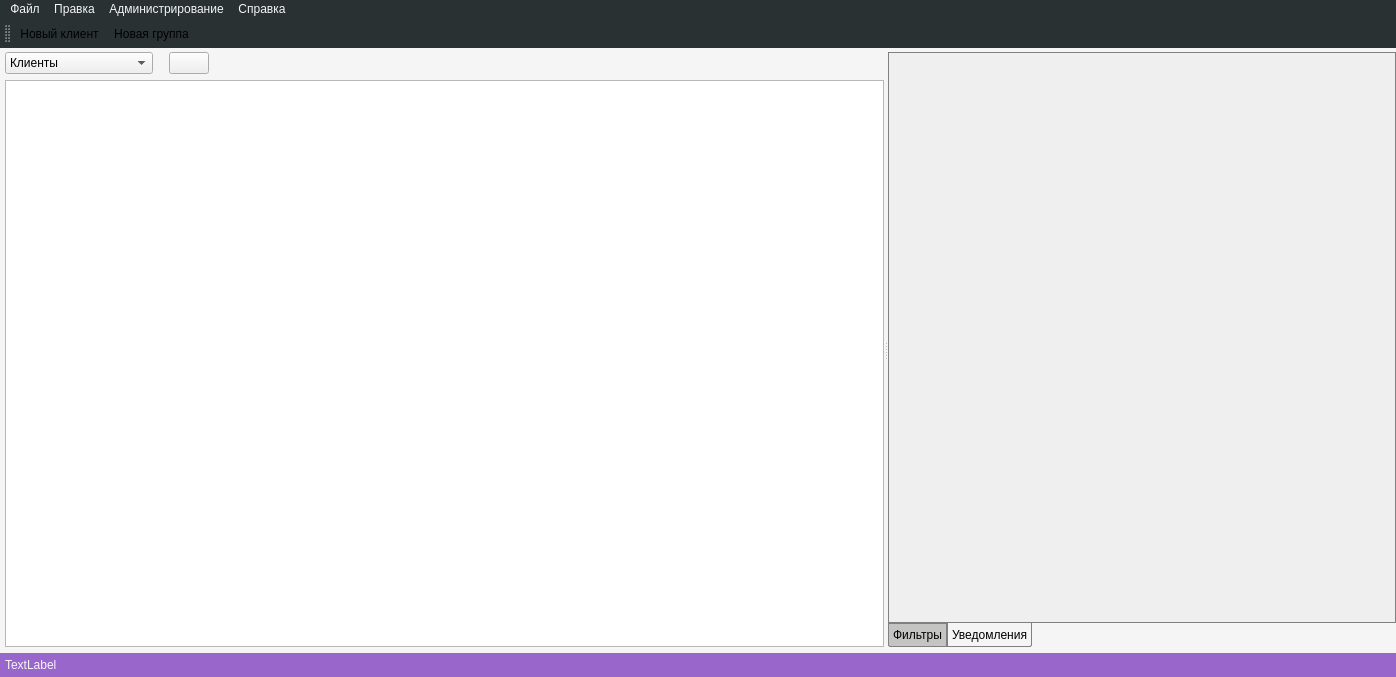
Above: ui/IESAAWindow.ui from lelezard7/IESAA before the change. Below: the same form after it.
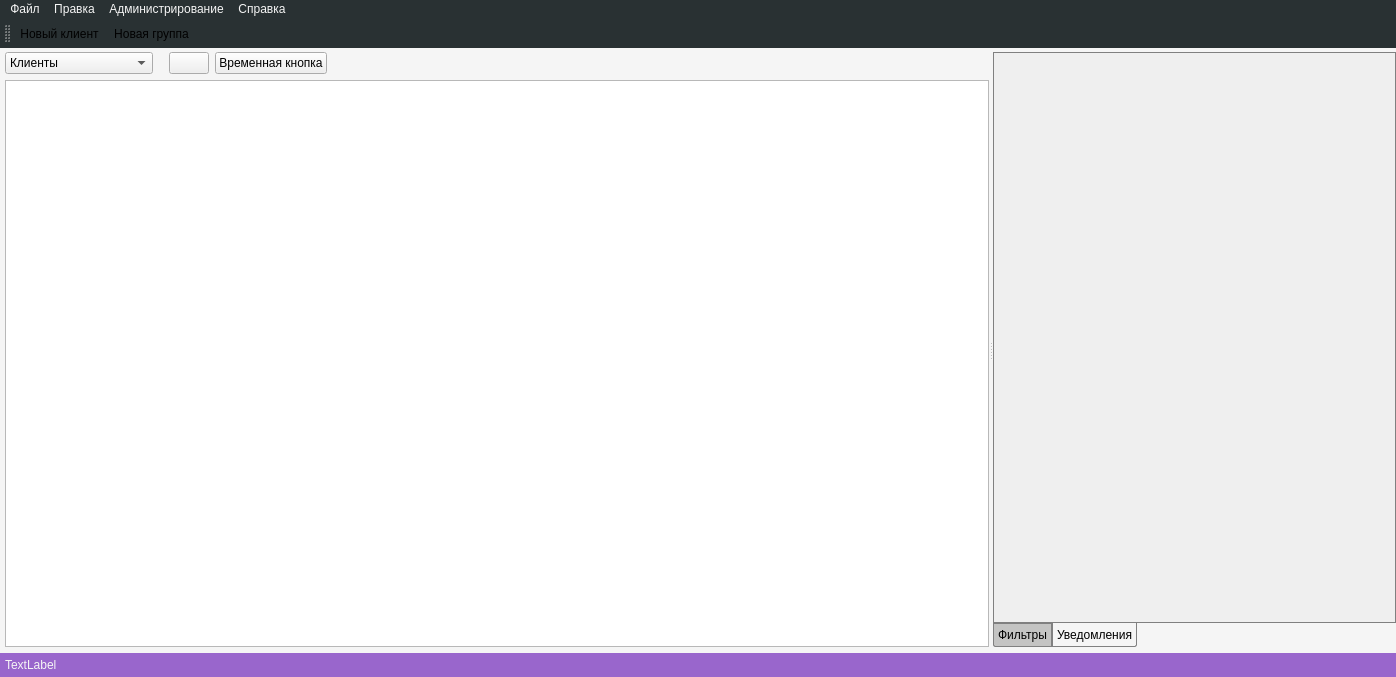
That is the form after the change. The open tabs and pages were chosen to show the change. Icons and pictures are not drawn. Custom widgets are drawn as their Qt base class.

```diff
--- a/ui/IESAAWindow.ui
+++ b/ui/IESAAWindow.ui
@@ -113,6 +113,13 @@
               </property>
              </widget>
             </item>
+            <item>
+             <widget class="QPushButton" name="pushButton_5">
+              <property name="text">
+               <string>Временная кнопка</string>
+              </property>
+             </widget>
+            </item>
             <item>
              <spacer name="horizontalSpacer">
               <property name="orientation">
@@ -499,7 +506,7 @@
                <rect>
                 <x>0</x>
                 <y>0</y>
-                <width>479</width>
+                <width>398</width>
                 <height>283</height>
                </rect>
               </property>
```
Left out of the diff: 4 changed lines with no effect on the pictures.
